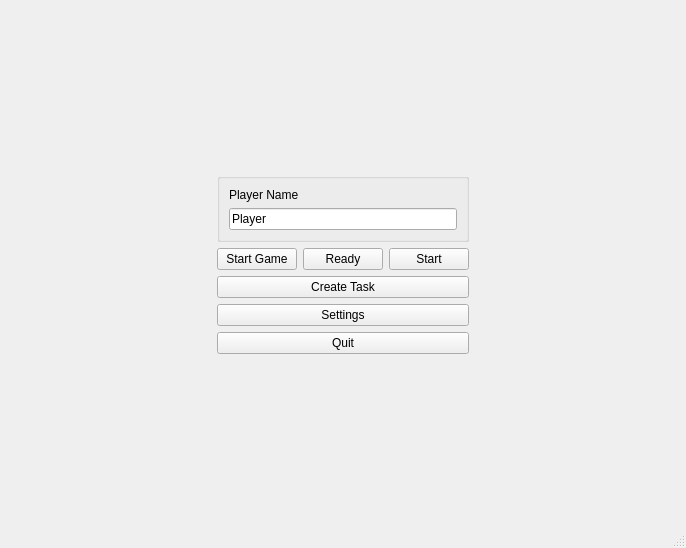
First picture: the form in Client/mainwindow.ui, repository Code-team-open-source/Code-team, before the edit.
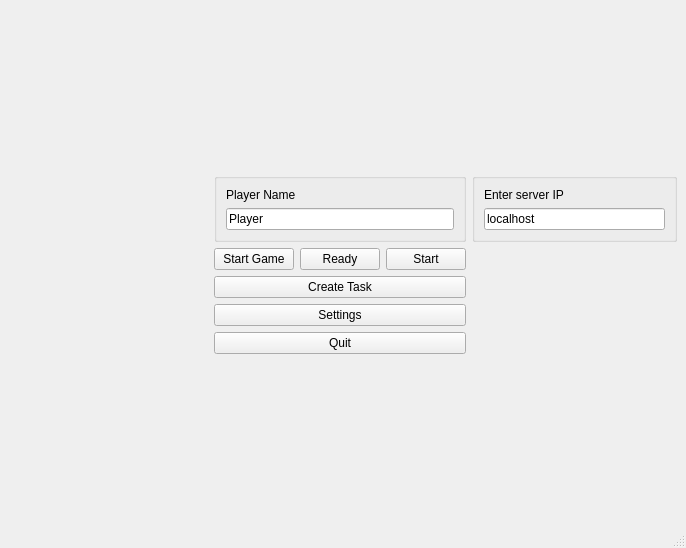
Second picture: the form after the edit.

The edit to the form file:
```diff
--- a/Client/mainwindow.ui
+++ b/Client/mainwindow.ui
@@ -136,6 +136,26 @@
       </item>
      </layout>
     </item>
+    <item row="1" column="2">
+     <widget class="QGroupBox" name="verticalGroupBox">
+      <layout class="QVBoxLayout" name="verticalLayout">
+       <item>
+        <widget class="QLabel" name="label_2">
+         <property name="text">
+          <string>Enter server IP</string>
+         </property>
+        </widget>
+       </item>
+       <item>
+        <widget class="QLineEdit" name="lineEdit_2">
+         <property name="text">
+          <string>localhost</string>
+         </property>
+        </widget>
+       </item>
+      </layout>
+     </widget>
+    </item>
    </layout>
   </widget>
   <widget class="QMenuBar" name="menubar">
```
